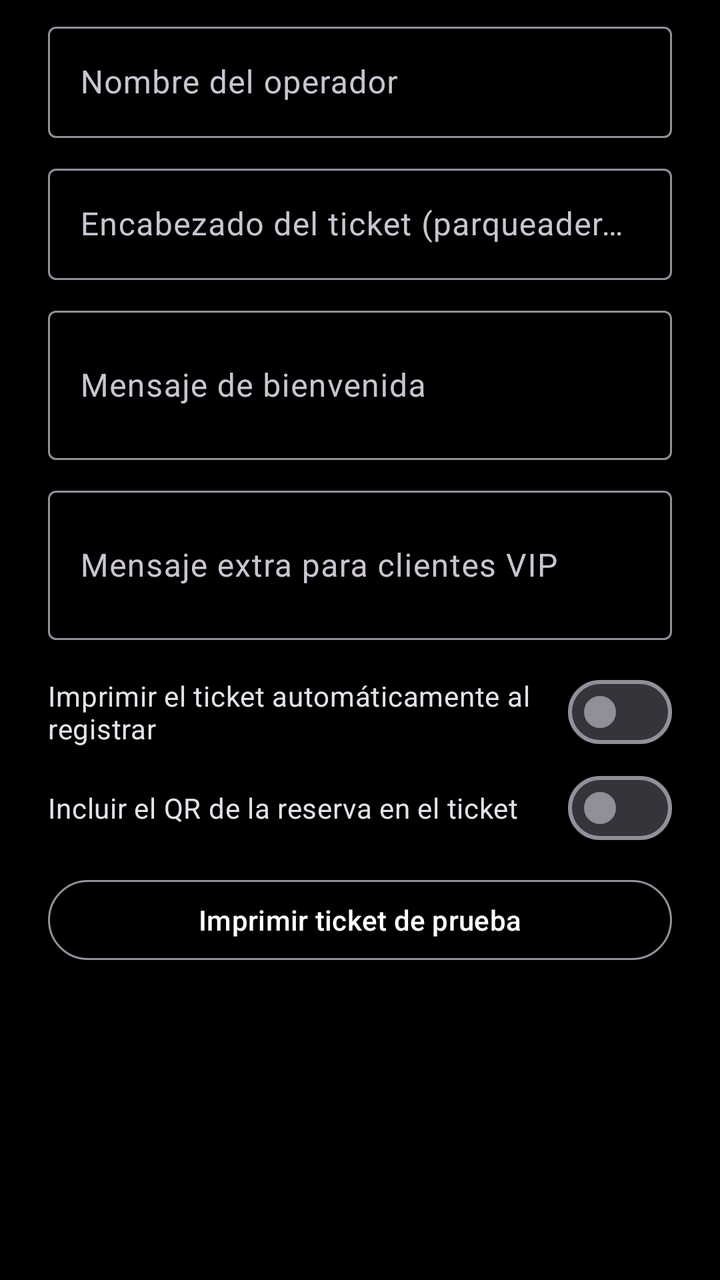
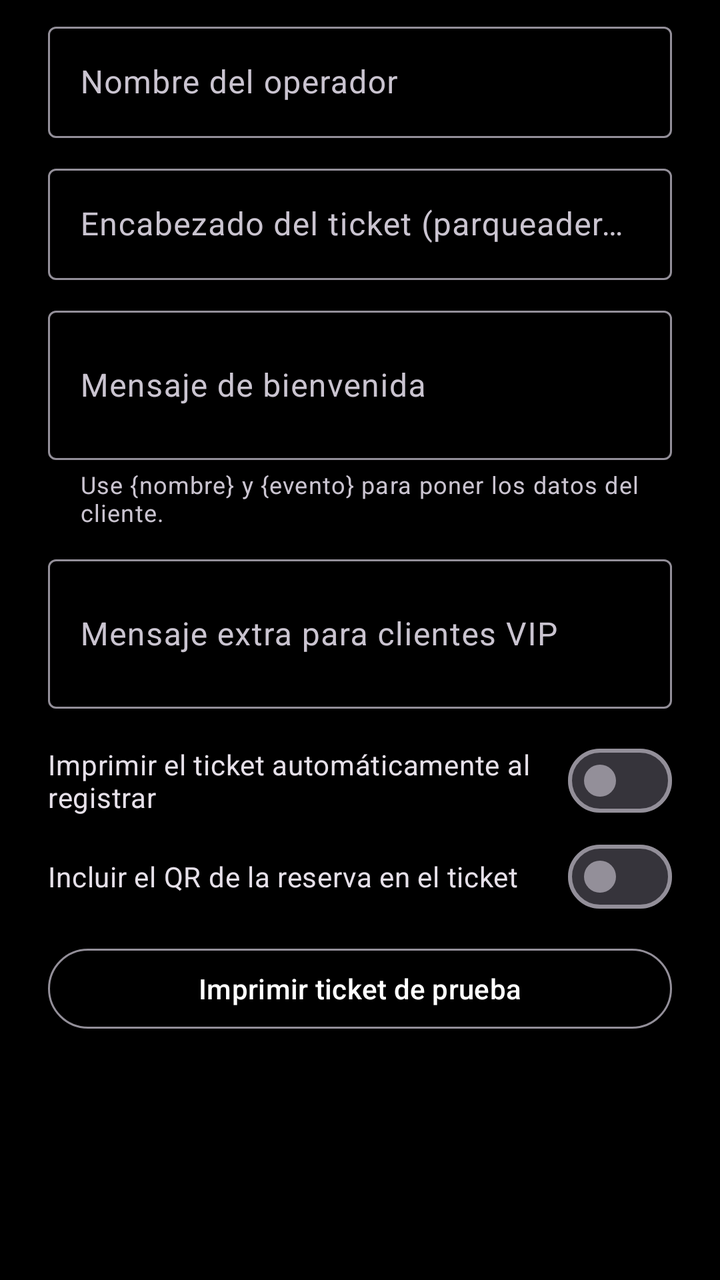

Screens rendered from an Android XML layout before and after an edit, with the pre-edit source and the edit as a unified diff.
<!-- AndroidManifest.xml: application theme Theme.Reservas -->
<!-- res/layout/dialog_ajustes.xml -->
<?xml version="1.0" encoding="utf-8"?>
<ScrollView xmlns:android="http://schemas.android.com/apk/res/android"
    android:layout_width="match_parent"
    android:layout_height="wrap_content">

    <LinearLayout
        android:layout_width="match_parent"
        android:layout_height="wrap_content"
        android:orientation="vertical"
        android:paddingStart="24dp"
        android:paddingTop="8dp"
        android:paddingEnd="24dp">

        <com.google.android.material.textfield.TextInputLayout
            android:layout_width="match_parent"
            android:layout_height="wrap_content"
            android:hint="Nombre del operador">

            <com.google.android.material.textfield.TextInputEditText
                android:id="@+id/ajOperador"
                android:layout_width="match_parent"
                android:layout_height="wrap_content"
                android:inputType="textPersonName|textCapWords" />
        </com.google.android.material.textfield.TextInputLayout>

        <com.google.android.material.textfield.TextInputLayout
            android:layout_width="match_parent"
            android:layout_height="wrap_content"
            android:layout_marginTop="10dp"
            android:hint="Encabezado del ticket (parqueadero / empresa)">

            <com.google.android.material.textfield.TextInputEditText
                android:id="@+id/ajNegocio"
                android:layout_width="match_parent"
                android:layout_height="wrap_content"
                android:inputType="textCapCharacters" />
        </com.google.android.material.textfield.TextInputLayout>

        <com.google.android.material.textfield.TextInputLayout
            android:layout_width="match_parent"
            android:layout_height="wrap_content"
            android:layout_marginTop="10dp"
            android:hint="Mensaje de bienvenida"
            android:helperText="Use {nombre} y {evento} para poner los datos del cliente.">

            <com.google.android.material.textfield.TextInputEditText
                android:id="@+id/ajBienvenida"
                android:layout_width="match_parent"
                android:layout_height="wrap_content"
                android:inputType="textMultiLine|textCapSentences"
                android:minLines="2" />
        </com.google.android.material.textfield.TextInputLayout>

        <com.google.android.material.textfield.TextInputLayout
            android:layout_width="match_parent"
            android:layout_height="wrap_content"
            android:layout_marginTop="10dp"
            android:hint="Mensaje extra para clientes VIP">

            <com.google.android.material.textfield.TextInputEditText
                android:id="@+id/ajVip"
                android:layout_width="match_parent"
                android:layout_height="wrap_content"
                android:inputType="textMultiLine|textCapSentences"
                android:minLines="2" />
        </com.google.android.material.textfield.TextInputLayout>

        <com.google.android.material.materialswitch.MaterialSwitch
            android:id="@+id/ajAuto"
            android:layout_width="match_parent"
            android:layout_height="wrap_content"
            android:layout_marginTop="12dp"
            android:text="Imprimir el ticket automáticamente al registrar" />

        <com.google.android.material.materialswitch.MaterialSwitch
            android:id="@+id/ajQr"
            android:layout_width="match_parent"
            android:layout_height="wrap_content"
            android:text="Incluir el QR de la reserva en el ticket" />

        <com.google.android.material.button.MaterialButton
            android:id="@+id/ajPrueba"
            style="@style/Widget.Material3.Button.OutlinedButton"
            android:layout_width="match_parent"
            android:layout_height="wrap_content"
            android:layout_marginTop="8dp"
            android:layout_marginBottom="8dp"
            android:text="Imprimir ticket de prueba"
            android:textColor="@color/blanco" />
    </LinearLayout>
</ScrollView>
<!-- resources referenced by this layout -->
<resources>
  <color name="blanco">#FFFFFF</color>
  <style name="Theme.Reservas" parent="Theme.Material3.Dark.NoActionBar">
          <item name="colorPrimary">@color/blanco</item>
          <item name="colorOnPrimary">@color/negro</item>
          <item name="colorSecondary">@color/verde</item>
          <item name="colorSurface">@color/tarjeta</item>
          <item name="android:windowBackground">@color/fondo</item>
          <item name="android:statusBarColor">@color/fondo</item>
          <item name="android:navigationBarColor">@color/fondo</item>
      </style>
  <color name="negro">#000000</color>
  <color name="verde">#22C55E</color>
  <color name="tarjeta">#111111</color>
  <color name="fondo">#000000</color>
</resources>

<!-- the commit's change to res/layout/dialog_ajustes.xml (unified diff, before → after) -->
@@ -1,5 +1,6 @@
 <?xml version="1.0" encoding="utf-8"?>
 <ScrollView xmlns:android="http://schemas.android.com/apk/res/android"
+    xmlns:app="http://schemas.android.com/apk/res-auto"
     android:layout_width="match_parent"
     android:layout_height="wrap_content">
 
@@ -41,7 +42,7 @@
             android:layout_height="wrap_content"
             android:layout_marginTop="10dp"
             android:hint="Mensaje de bienvenida"
-            android:helperText="Use {nombre} y {evento} para poner los datos del cliente.">
+            app:helperText="Use {nombre} y {evento} para poner los datos del cliente.">
 
             <com.google.android.material.textfield.TextInputEditText
                 android:id="@+id/ajBienvenida"
